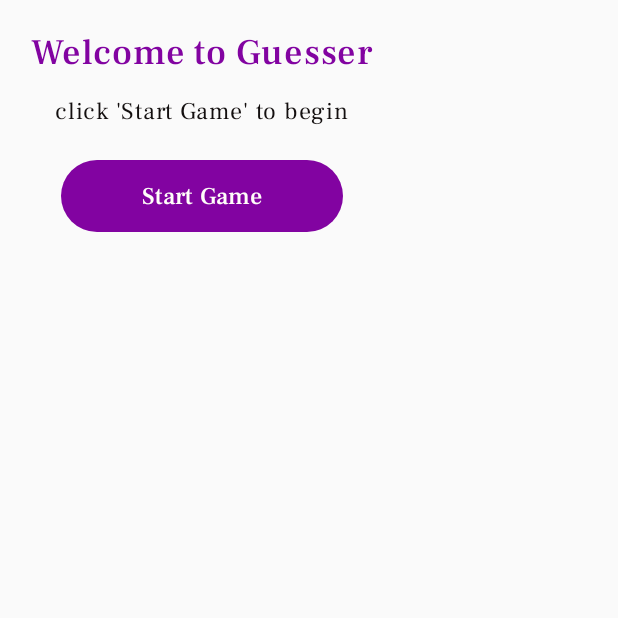
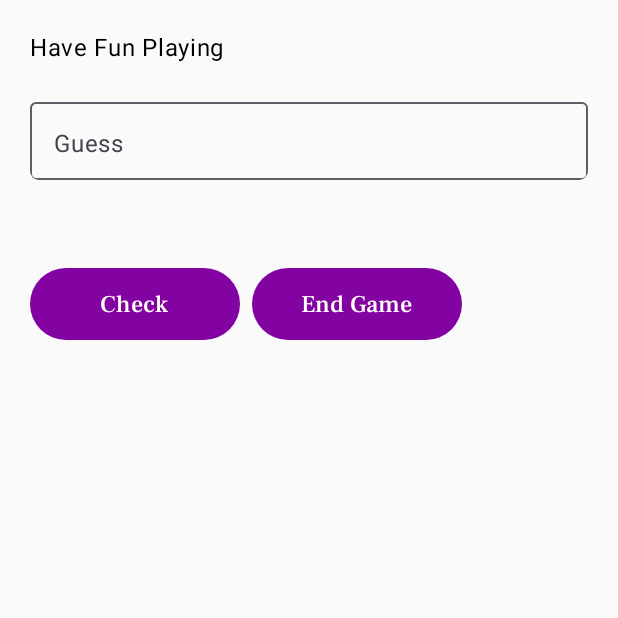
Before and after one commit to Vicky-E/Tester, an Android app built with Jetpack Compose: the screen it shows after launch (MainActivity), after a tap on "Start Game", on a phone screen of 412 x 824 dp, the top half of it. Run offline under Robolectric (Android 15) with nearby library versions, the phone set to English and light mode, and no system bars; Roboto replaces fonts that are not available here.

Commit message:
Errors fixed

```diff
--- a/app/src/main/java/com/vicks/tester/MainActivity.kt
+++ b/app/src/main/java/com/vicks/tester/MainActivity.kt
@@ -3,6 +3,7 @@ package com.vicks.tester
 import android.os.Bundle
 import androidx.activity.ComponentActivity
 import androidx.activity.compose.setContent
+import androidx.compose.animation.AnimatedVisibility
 import androidx.compose.foundation.Image
 import androidx.compose.foundation.layout.Arrangement
 import androidx.compose.foundation.layout.Column
@@ -18,6 +19,8 @@ import androidx.compose.material3.OutlinedTextField
 import androidx.compose.material3.Text
 import androidx.compose.material3.TextFieldDefaults
 import androidx.compose.runtime.Composable
+import androidx.compose.runtime.mutableStateOf
+import androidx.compose.runtime.remember
 import androidx.compose.ui.Alignment
 import androidx.compose.ui.Modifier
 import androidx.compose.ui.draw.clip
@@ -44,11 +47,9 @@ import com.vicks.tester.viewmodel.AppViewModel
 class MainActivity : ComponentActivity() {
     override fun onCreate(savedInstanceState: Bundle?) {
         super.onCreate(savedInstanceState)
+        val appViewModel = AppViewModel(this.application)
         setContent {
             TesterTheme {
-                val context = LocalContext.current
-                val appViewModel = AppViewModel(this.application)
-
                 Guesser(appViewModel = appViewModel)
             }
         }
@@ -83,10 +84,17 @@ fun Guesser(appViewModel: AppViewModel) {
         verticalArrangement = Arrangement.spacedBy(12.dp), modifier = Modifier.padding(20.dp, 20.dp), horizontalAlignment = Alignment.CenterHorizontally
     ) {
 
-        if (appViewModel.gameState.isStart.value == false) {
+        var isStart = remember{ mutableStateOf(false) }
+            //   Splash()
+
+
+        if(!appViewModel.gameState.isStart.value) {
             Splash()
             Button(
-                onClick = { appViewModel.startGame() },
+                onClick = {
+                    appViewModel.startGame()
+                    isStart.value = true
+                },
                 modifier = Modifier
                     .padding(16.dp, 8.dp)
                     .size(188.dp, 48.dp)
@@ -105,46 +113,70 @@ fun Guesser(appViewModel: AppViewModel) {
                 )
             }
         }
+
 else {
-            Column(verticalArrangement = Arrangement.spacedBy(16.dp), horizontalAlignment = Alignment.Start) {
+    Column(
+        verticalArrangement = Arrangement.spacedBy(16.dp),
+        horizontalAlignment = Alignment.Start
+    ) {
         Text("Have Fun Playing")
         OutlinedTextField(
             value = appViewModel.guessString.value,
             onValueChange = { appViewModel.guessString.value = it },
             placeholder = { Text("Enter guess") },
             label = { Text("Guess", textAlign = TextAlign.Start) },
-                    modifier= Modifier.size(388.dp,60.dp).clip(RoundedCornerShape(6.dp)),
-                    colors = TextFieldDefaults.outlinedTextFieldColors(textColor = dark, disabledTextColor = Gray, focusedBorderColor = PurpleGrey40))
+            modifier = Modifier
+                .size(388.dp, 60.dp)
+                .clip(RoundedCornerShape(6.dp)),
+            colors = TextFieldDefaults.outlinedTextFieldColors(
+                textColor = dark,
+                disabledTextColor = Gray,
+                focusedBorderColor = PurpleGrey40
+            )
+        )
 
         Text(
             text = appViewModel.gameState.message.value,
             style = TextStyle(color = if (appViewModel.gameState.isCorrect.value) Color.Green else Color.Red),
             fontSize = 16.sp
         )
-                Row(horizontalArrangement = Arrangement.spacedBy(16.dp)) {
-                    Button(onClick = { appViewModel.check() },
+        Row(horizontalArrangement = Arrangement.spacedBy(8.dp),modifier = Modifier.fillMaxSize()) {
+            Button(
+                onClick = { appViewModel.check() },
                 modifier = Modifier
-                            .padding(16.dp, 8.dp)
+                    .padding(vertical = 8.dp)
                     .size(140.dp, 48.dp)
                     .clip(RoundedCornerShape(6.dp)),
                 colors = ButtonDefaults.buttonColors(
                     containerColor = Purple,
                     contentColor = light,
                     disabledContentColor = DarkGray,
-                            disabledContainerColor = Gray)) {
-                        Text("Check",fontSize= 16.sp, fontFamily = FontFamily(Font(R.font.frank_medium)))
+                    disabledContainerColor = Gray
+                )
+            ) {
+                Text("Check", fontSize = 16.sp, fontFamily = FontFamily(Font(R.font.frank_medium)))
             }
-                    Button(onClick = {appViewModel.endGame()},
+            Button(
+                onClick = {
+                    appViewModel.endGame()
+                    isStart.value = false
+                          },
                 modifier = Modifier
-                            .padding(16.dp, 8.dp)
+                    .padding(vertical =  8.dp)
                     .size(140.dp, 48.dp)
                     .clip(RoundedCornerShape(6.dp)),
                 colors = ButtonDefaults.buttonColors(
                     containerColor = Purple,
                     contentColor = light,
                     disabledContentColor = DarkGray,
-                            disabledContainerColor = Gray)) {
-                        Text("End Game",fontSize= 16.sp, fontFamily = FontFamily(Font(R.font.frank_medium)))
+                    disabledContainerColor = Gray
+                )
+            ) {
+                Text(
+                    "End Game",
+                    fontSize = 16.sp,
+                    fontFamily = FontFamily(Font(R.font.frank_medium))
+                )
             }
         }
 
@@ -153,12 +185,28 @@ fun Guesser(appViewModel: AppViewModel) {
 }
         }
 
+
+
+
 }
 @Composable
 fun Splash() {
-    Column(verticalArrangement = Arrangement.spacedBy(12.dp), horizontalAlignment = Alignment.CenterHorizontally) {
-        Text(text = "Welcome to Guesser", fontSize = 24.sp,color = Purple, fontFamily = FontFamily(Font(R.font.frank_medium)),textAlign = TextAlign.Center)
-        Text(text = "click 'Start Game' to begin", fontSize = 16.sp,color = dark, fontFamily = FontFamily(Font(R.font.frankruhllibre_regular)))
+    Column(
+        verticalArrangement = Arrangement.spacedBy(12.dp),
+        horizontalAlignment = Alignment.CenterHorizontally
+    ) {
+        Text(
+            text = "Welcome to Guesser",
+            fontSize = 24.sp,
+            color = Purple,
+            fontFamily = FontFamily(Font(R.font.frank_medium)),
+            textAlign = TextAlign.Center
+        )
+        Text(
+            text = "click 'Start Game' to begin",
+            fontSize = 16.sp,
+            color = dark,
+            fontFamily = FontFamily(Font(R.font.frankruhllibre_regular))
+        )
     }
-
 }
--- a/app/src/main/java/com/vicks/tester/viewmodel/AppViewModel.kt
+++ b/app/src/main/java/com/vicks/tester/viewmodel/AppViewModel.kt
@@ -13,9 +13,13 @@ class AppViewModel(application: Application): AndroidViewModel(application) {
 
 
     fun startGame(){
-        gameState = GameState()
+        println("appdebug game starting...")
+        //gameState = GameState()
         gameState.randomNumber = Random.nextInt(10)
         gameState.isStart.value = true
+        gameState.message.value = ""
+        gameState.isCorrect.value = false
+        println("appdebug is start = "+ gameState.isStart.value)
     }
     fun check(){
         var guess = 0
@@ -42,6 +46,8 @@ class AppViewModel(application: Application): AndroidViewModel(application) {
 
     }
     fun endGame(){
-        gameState = GameState()
+        gameState.isStart.value = false
+        gameState.message.value = ""
+        gameState.isCorrect.value = false
     }
 }
```
Lines whose indentation alone changed are shown as unchanged.
